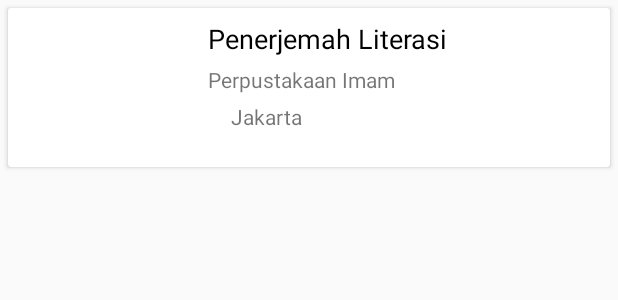
After one commit to renaldysa18/D-loker, an Android app: the layout list_timeline.xml on its own in the app's theme, with its tools: preview values and no code run, on a phone screen of 412 x 824 dp. The commit adds this screen. Shown: the top 300 px of the screen. Run offline under Robolectric (Android 15) with nearby library versions, the phone set to English and light mode, and no system bars.

Commit message:
masih enggak muncul datane

```diff
--- a/app/build.gradle
+++ b/app/build.gradle
@@ -24,12 +24,16 @@ dependencies {
     implementation 'com.android.support.constraint:constraint-layout:1.1.2'
     implementation 'com.google.firebase:firebase-auth:11.8.0'
     implementation 'com.google.firebase:firebase-database:11.8.0'
+    implementation 'com.firebaseui:firebase-ui-database:0.4.0'
     implementation 'com.android.support:support-v4:27.1.1'
+    implementation 'com.google.firebase:firebase-storage:11.8.0'
     testImplementation 'junit:junit:4.12'
     androidTestImplementation 'com.android.support.test:runner:1.0.2'
     androidTestImplementation 'com.android.support.test.espresso:espresso-core:3.0.2'
     implementation 'com.android.support:design:27.1.1'
     implementation 'de.hdodenhof:circleimageview:2.2.0'
+    implementation 'com.android.support:cardview-v7:27.1.1'
+    implementation 'com.android.support:recyclerview-v7:27.1.1'
 }
 
 apply plugin: 'com.google.gms.google-services'
--- a/app/src/main/AndroidManifest.xml
+++ b/app/src/main/AndroidManifest.xml
@@ -1,6 +1,8 @@
 <?xml version="1.0" encoding="utf-8"?>
 <manifest xmlns:android="http://schemas.android.com/apk/res/android"
     package="com.example.renaldysabdojatip.dloker">
+
+    <uses-permission android:name="android.permission.INTERNET"/>
 
     <application
         android:allowBackup="true"
--- /dev/null
+++ b/app/src/main/res/layout/list_timeline.xml
@@ -0,0 +1,64 @@
+<?xml version="1.0" encoding="utf-8"?>
+<android.support.v7.widget.CardView xmlns:android="http://schemas.android.com/apk/res/android"
+    android:layout_width="match_parent"
+    android:layout_height="wrap_content"
+    android:layout_margin="5dp">
+
+    <RelativeLayout
+        android:layout_width="match_parent"
+        android:layout_height="wrap_content"
+        android:padding="8dp">
+
+        <ImageView
+            android:id="@+id/imageView_timeline"
+            android:layout_width="120dp"
+            android:layout_height="90dp"
+            android:padding="4dp" />
+
+        <TextView
+            android:id="@+id/textViewTitle_timeline"
+            android:layout_width="wrap_content"
+            android:layout_height="wrap_content"
+            android:layout_marginLeft="5dp"
+            android:layout_toRightOf="@id/imageView_timeline"
+            android:text="Penerjemah Literasi"
+            android:textAppearance="@style/Base.TextAppearance.AppCompat.Medium"
+            android:textColor="#000000" />
+
+        <TextView
+            android:id="@+id/textViewPerusahaan_timeline"
+            android:layout_width="wrap_content"
+            android:layout_height="wrap_content"
+            android:layout_below="@id/textViewTitle_timeline"
+            android:layout_marginLeft="5dp"
+            android:layout_marginTop="5dp"
+            android:layout_toRightOf="@id/imageView_timeline"
+            android:text="Perpustakaan Imam"
+            android:textAppearance="@style/Base.TextAppearance.AppCompat.Small" />
+
+        <TextView
+            android:id="@+id/textViewLokasi_timeline"
+            android:layout_width="wrap_content"
+            android:layout_height="wrap_content"
+            android:layout_below="@id/textViewPerusahaan_timeline"
+            android:layout_marginLeft="5dp"
+            android:layout_marginTop="5dp"
+            android:layout_toRightOf="@id/imageView_timeline"
+            android:paddingLeft="15dp"
+            android:paddingRight="15dp"
+            android:text="Jakarta" />
+
+        <!--<TextView
+            android:id="@+id/textViewWaktu_timeline"
+            android:layout_width="wrap_content"
+            android:layout_height="wrap_content"
+            android:layout_below="@id/textViewLokasi_timeline"
+            android:layout_marginLeft="5dp"
+            android:layout_marginTop="5dp"
+            android:layout_toRightOf="@id/imageView_timeline"
+            android:text="1 jam yang lalu"
+            android:textAppearance="@style/Base.TextAppearance.AppCompat.Small" />
+-->
+    </RelativeLayout>
+
+</android.support.v7.widget.CardView>
```
Also changed, not shown: app/src/main/java/com/example/renaldysabdojatip/dloker/Timeline.java (added, +30 -0 lines), app/src/main/java/com/example/renaldysabdojatip/dloker/TimelineFragment.java (+79 -1 lines), app/src/main/res/layout/fragment_timeline.xml (+9 -6 lines).
